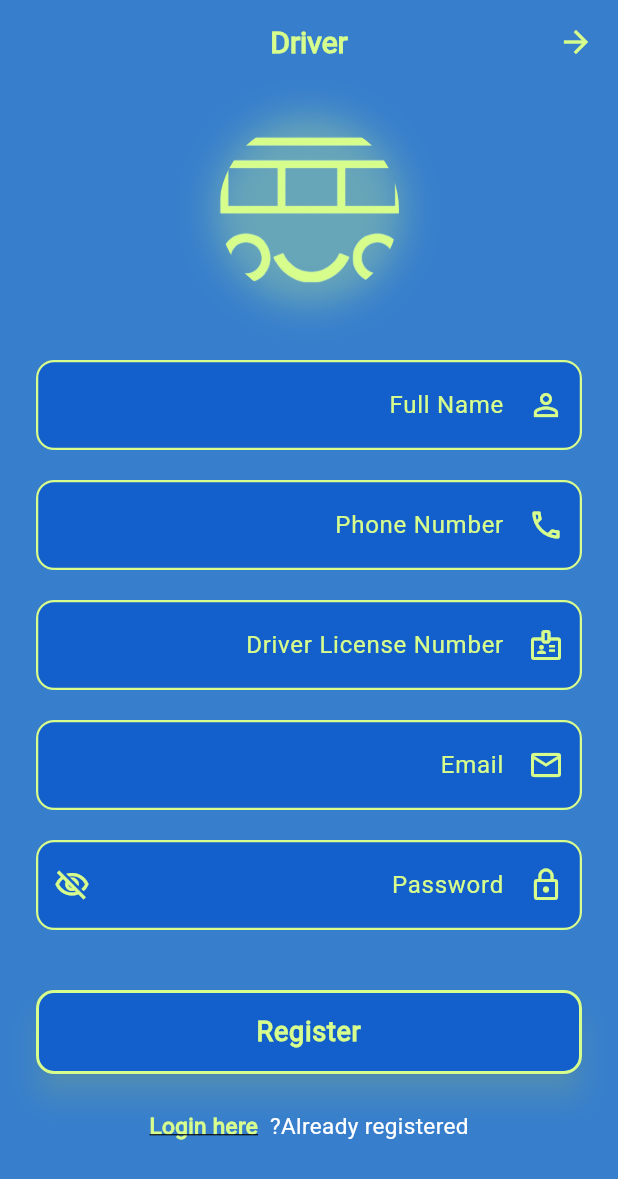
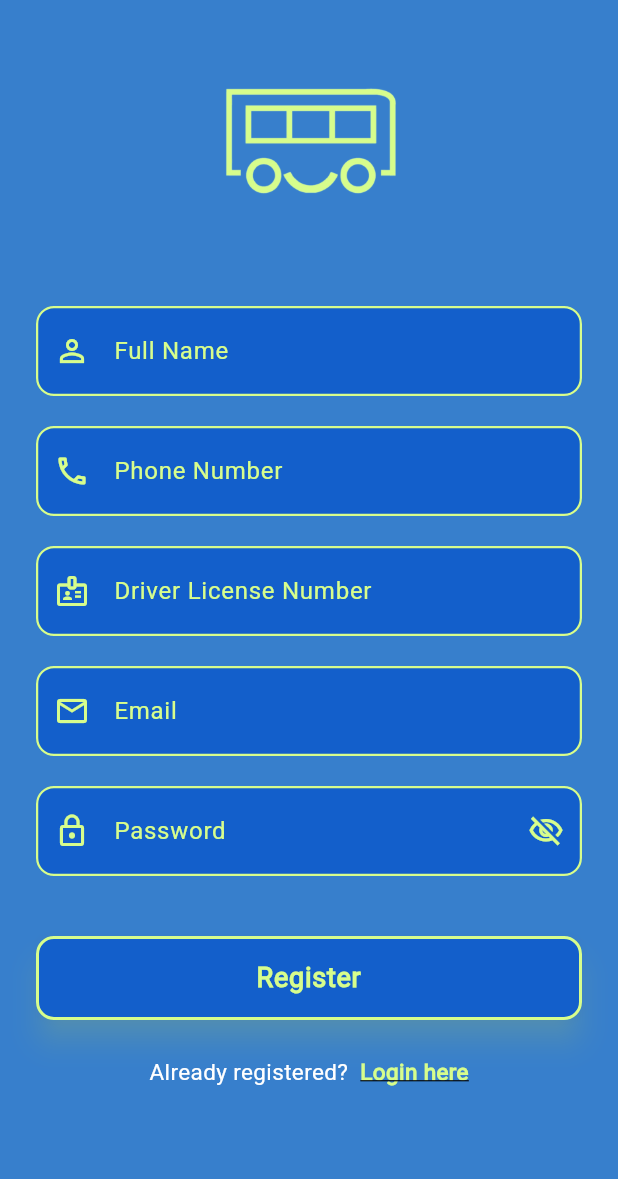
Before and after one commit to Mahmood-Anaam/school_app, a Flutter app: the BusDriverSignUpPage screen opened directly, on a phone screen of 412 x 824 dp. Shown: the top 1179 px of the screen. Run offline on Flutter 3.47's test engine with Material 3 defaults, Android fonts, the phone set to English and light mode, and no system bars; our stand-ins replace easy_localization, flutter_map, flutter_svg, google_nav_bar, latlong2, shared_preferences and 1 more; missing offline and left inert: flutter_map_animations, mjpeg_stream; accounts and stored records are empty; statements that could not run were skipped.

Commit message:
Refactor authentication pages for improved RTL support and UI consistency
- Added Directionality widget to support RTL layout in ResetPasswordPage, SignUpPage, and VerificationOtpPage.
- Updated TextFormField decorations for better visual consistency and error handling.
- Enhanced SnackBar shapes for a more uniform appearance across pages.
- Adjusted password validation logic to ensure minimum length requirements are enforced.
- Modified main.dart to set Arabic as the fallback locale for localization.
- Improved UI elements such as button styles and input field designs for a cohesive user experience.

```diff
--- a/assets/translations/ar.json
+++ b/assets/translations/ar.json
@@ -247,7 +247,7 @@
   "otp_sent": "تم إرسال الرمز إلى بريدك الإلكتروني",
   "didnt_receive_otp": "لم تتلقَ الرمز؟",
   "resend_otp": "إعادة الإرسال",
-  "resend_in": "إعادة الإرسال في {0} ثانية",
+  "resend_in": "إعادة الإرسال في ",
   "otp_help_note": "تحقق من بريدك الإلكتروني للحصول على رمز التحقق. قد يستغرق وصوله بعض الوقت.",
   "enter_new_password_instruction": "أدخل وأكد كلمة المرور الجديدة",
   "reset_password_action": "إعادة تعيين كلمة المرور",
--- a/assets/translations/en.json
+++ b/assets/translations/en.json
@@ -183,7 +183,7 @@
   "otp_sent": "OTP sent to your email",
   "didnt_receive_otp": "Didn't receive the code?",
   "resend_otp": "Resend",
-  "resend_in": "Resend in {0}s",
+  "resend_in": "Resend in ",
   "otp_help_note": "Check your email for the verification code. It may take a few moments to arrive.",
   "enter_new_password_instruction": "Enter and confirm your new password",
   "reset_password_action": "Reset Password",
--- a/lib/auth_feature/view/driver_signup.dart
+++ b/lib/auth_feature/view/driver_signup.dart
@@ -3,6 +3,9 @@ import 'package:flutter/material.dart';
 import 'package:easy_localization/easy_localization.dart';
 import 'package:school_app/auth_feature/service/supabase_auth.dart';
 import 'package:school_app/auth_feature/view/Home_Page.dart';
+import 'dart:ui' as ui;
+
+import 'package:school_app/auth_feature/view/login_page.dart';
 
 class BusDriverSignUpPage extends StatefulWidget {
   const BusDriverSignUpPage({super.key});
@@ -70,7 +73,9 @@ class _BusDriverSignUpPageState extends State<BusDriverSignUpPage> {
           ),
           backgroundColor: Colors.green,
           behavior: SnackBarBehavior.floating,
-          shape: RoundedRectangleBorder(borderRadius: BorderRadius.circular(10)),
+          shape: RoundedRectangleBorder(
+            borderRadius: BorderRadius.circular(10),
+          ),
         ),
       );
 
@@ -91,7 +96,9 @@ class _BusDriverSignUpPageState extends State<BusDriverSignUpPage> {
           ),
           backgroundColor: Colors.red.shade600,
           behavior: SnackBarBehavior.floating,
-          shape: RoundedRectangleBorder(borderRadius: BorderRadius.circular(10)),
+          shape: RoundedRectangleBorder(
+            borderRadius: BorderRadius.circular(10),
+          ),
         ),
       );
     } finally {
@@ -105,25 +112,7 @@ class _BusDriverSignUpPageState extends State<BusDriverSignUpPage> {
 
     return Scaffold(
       backgroundColor: const Color(0xff377FCC),
-      appBar: AppBar(
-        backgroundColor: Colors.transparent,
-        elevation: 0,
-        leading: IconButton(
-          icon: Icon(
-            isRTL ? Icons.arrow_forward : Icons.arrow_back,
-            color: const Color(0xffD7FD8C),
-          ),
-          onPressed: () => Navigator.pop(context),
-        ),
-        title: Text(
-          'Driver_button'.tr(),
-          style: const TextStyle(
-            color: Color(0xffD7FD8C),
-            fontWeight: FontWeight.bold,
-          ),
-        ),
-        centerTitle: true,
-      ),
+
       body: SafeArea(
         child: SingleChildScrollView(
           padding: const EdgeInsets.all(24.0),
@@ -135,22 +124,13 @@ class _BusDriverSignUpPageState extends State<BusDriverSignUpPage> {
                 Hero(
                   tag: 'app_logo',
                   child: Container(
-                    width: 120,
-                    height: 120,
-                    decoration: BoxDecoration(
-                      shape: BoxShape.circle,
-                      boxShadow: [
-                        BoxShadow(
-                          color: const Color(0xffD7FD8C).withOpacity(0.3),
-                          blurRadius: 20,
-                          spreadRadius: 3,
-                        ),
-                      ],
-                    ),
+                    width: 140,
+                    height: 140,
+                    decoration: BoxDecoration(shape: BoxShape.circle),
                     child: ClipOval(
                       child: Image.asset(
                         'assets/images/shcool_logo.png',
-                        fit: BoxFit.cover,
+                        fit: BoxFit.contain,
                       ),
                     ),
                   ),
@@ -181,6 +161,7 @@ class _BusDriverSignUpPageState extends State<BusDriverSignUpPage> {
                   icon: Icons.phone_outlined,
                   keyboardType: TextInputType.phone,
                   isRTL: isRTL,
+                  textDirection: ui.TextDirection.ltr,
                   validator: (value) {
                     if (value == null || value.isEmpty) {
                       return 'valid_phone_required'.tr();
@@ -197,6 +178,7 @@ class _BusDriverSignUpPageState extends State<BusDriverSignUpPage> {
                   label: 'driver_license'.tr(),
                   icon: Icons.badge_outlined,
                   isRTL: isRTL,
+                  textDirection: ui.TextDirection.ltr,
                   validator: (value) {
                     if (value == null || value.isEmpty) {
                       return 'license_required'.tr();
@@ -214,6 +196,7 @@ class _BusDriverSignUpPageState extends State<BusDriverSignUpPage> {
                   icon: Icons.email_outlined,
                   keyboardType: TextInputType.emailAddress,
                   isRTL: isRTL,
+                  textDirection: ui.TextDirection.ltr,
                   validator: (value) {
                     if (value == null || value.isEmpty) {
                       return 'required'.tr();
@@ -228,7 +211,11 @@ class _BusDriverSignUpPageState extends State<BusDriverSignUpPage> {
                 const SizedBox(height: 20),
 
                 // Password
-                TextFormField(
+                Directionality(
+                  textDirection: isRTL
+                      ? ui.TextDirection.rtl
+                      : ui.TextDirection.ltr,
+                  child: TextFormField(
                     controller: passwordController,
                     obscureText: _obscurePassword,
                     style: const TextStyle(color: Colors.white, fontSize: 16),
@@ -298,6 +285,7 @@ class _BusDriverSignUpPageState extends State<BusDriverSignUpPage> {
                       return null;
                     },
                   ),
+                ),
 
                 const SizedBox(height: 40),
 
@@ -310,7 +298,9 @@ class _BusDriverSignUpPageState extends State<BusDriverSignUpPage> {
                     style: ElevatedButton.styleFrom(
                       backgroundColor: const Color(0xff135FCB),
                       foregroundColor: const Color(0xffD7FD8C),
-                      disabledBackgroundColor: const Color(0xff135FCB).withOpacity(0.6),
+                      disabledBackgroundColor: const Color(
+                        0xff135FCB,
+                      ).withOpacity(0.6),
                       elevation: 8,
                       shadowColor: const Color(0xffD7FD8C).withOpacity(0.4),
                       shape: RoundedRectangleBorder(
@@ -348,17 +338,25 @@ class _BusDriverSignUpPageState extends State<BusDriverSignUpPage> {
                 // Login Link
                 Row(
                   mainAxisAlignment: MainAxisAlignment.center,
+                  textDirection: isRTL
+                      ? ui.TextDirection.rtl
+                      : ui.TextDirection.ltr,
                   children: [
                     Text(
                       'already_registered'.tr(),
-                      style: const TextStyle(
-                        color: Colors.white,
-                        fontSize: 15,
-                      ),
+                      style: const TextStyle(color: Colors.white, fontSize: 15),
+                      textDirection: isRTL
+                          ? ui.TextDirection.rtl
+                          : ui.TextDirection.ltr,
                     ),
                     const SizedBox(width: 8),
                     GestureDetector(
-                      onTap: () => Navigator.pop(context),
+                      onTap: () => Navigator.pushAndRemoveUntil(context,
+                        MaterialPageRoute(
+                          builder: (_) => const LoginPage(),
+                        ),
+                        (route) => false,
+                      ),
                       child: Text(
                         'login_here'.tr(),
                         style: const TextStyle(
@@ -367,6 +365,9 @@ class _BusDriverSignUpPageState extends State<BusDriverSignUpPage> {
                           fontSize: 15,
                           decoration: TextDecoration.underline,
                         ),
+                        textDirection: isRTL
+                            ? ui.TextDirection.rtl
+                            : ui.TextDirection.ltr,
                       ),
                     ),
                   ],
@@ -387,51 +388,36 @@ class _BusDriverSignUpPageState extends State<BusDriverSignUpPage> {
     required IconData icon,
     required bool isRTL,
     TextInputType keyboardType = TextInputType.text,
-    TextDirection? textDirection,
+    ui.TextDirection? textDirection,
     String? Function(String?)? validator,
   }) {
-    return TextFormField(
+    return Directionality(
+      textDirection: isRTL ? ui.TextDirection.rtl : ui.TextDirection.ltr,
+      child: TextFormField(
         controller: controller,
         keyboardType: keyboardType,
         style: const TextStyle(color: Colors.white, fontSize: 16),
+        textDirection: textDirection,
         decoration: InputDecoration(
           labelText: label,
-        labelStyle: const TextStyle(
-          color: Color(0xffD7FD8C),
-          fontSize: 16,
-        ),
-        prefixIcon: Icon(
-          icon,
-          color: const Color(0xffD7FD8C),
-        ),
+          labelStyle: const TextStyle(color: Color(0xffD7FD8C), fontSize: 16),
+          prefixIcon: Icon(icon, color: const Color(0xffD7FD8C)),
           filled: true,
           fillColor: const Color(0xff135FCB),
           enabledBorder: OutlineInputBorder(
-          borderSide: const BorderSide(
-            color: Color(0xffD7FD8C),
-            width: 1.5,
-          ),
+            borderSide: const BorderSide(color: Color(0xffD7FD8C), width: 1.5),
             borderRadius: BorderRadius.circular(12),
           ),
           focusedBorder: OutlineInputBorder(
-          borderSide: const BorderSide(
-            color: Color(0xffD7FD8C),
-            width: 2.5,
-          ),
+            borderSide: const BorderSide(color: Color(0xffD7FD8C), width: 2.5),
             borderRadius: BorderRadius.circular(12),
           ),
           errorBorder: OutlineInputBorder(
-          borderSide: const BorderSide(
-            color: Colors.redAccent,
-            width: 1.5,
-          ),
+            borderSide: const BorderSide(color: Colors.redAccent, width: 1.5),
             borderRadius: BorderRadius.circular(12),
           ),
           focusedErrorBorder: OutlineInputBorder(
-          borderSide: const BorderSide(
-            color: Colors.redAccent,
-            width: 2.5,
-          ),
+            borderSide: const BorderSide(color: Colors.redAccent, width: 2.5),
             borderRadius: BorderRadius.circular(12),
           ),
           contentPadding: const EdgeInsets.symmetric(
@@ -440,6 +426,7 @@ class _BusDriverSignUpPageState extends State<BusDriverSignUpPage> {
           ),
         ),
         validator: validator,
+      ),
     );
   }
 }
```
Also changed, not shown: lib/auth_feature/view/forgot_password_page.dart (+30 -23 lines), lib/auth_feature/view/login_page.dart (+54 -41 lines), lib/auth_feature/view/reset_password_page.dart (+32 -9 lines), lib/auth_feature/view/signup_Page.dart (+52 -67 lines), lib/auth_feature/view/verification_otp_page.dart (+37 -11 lines), lib/main.dart (+6 -1 lines). Lines whose indentation alone changed are shown as unchanged.
